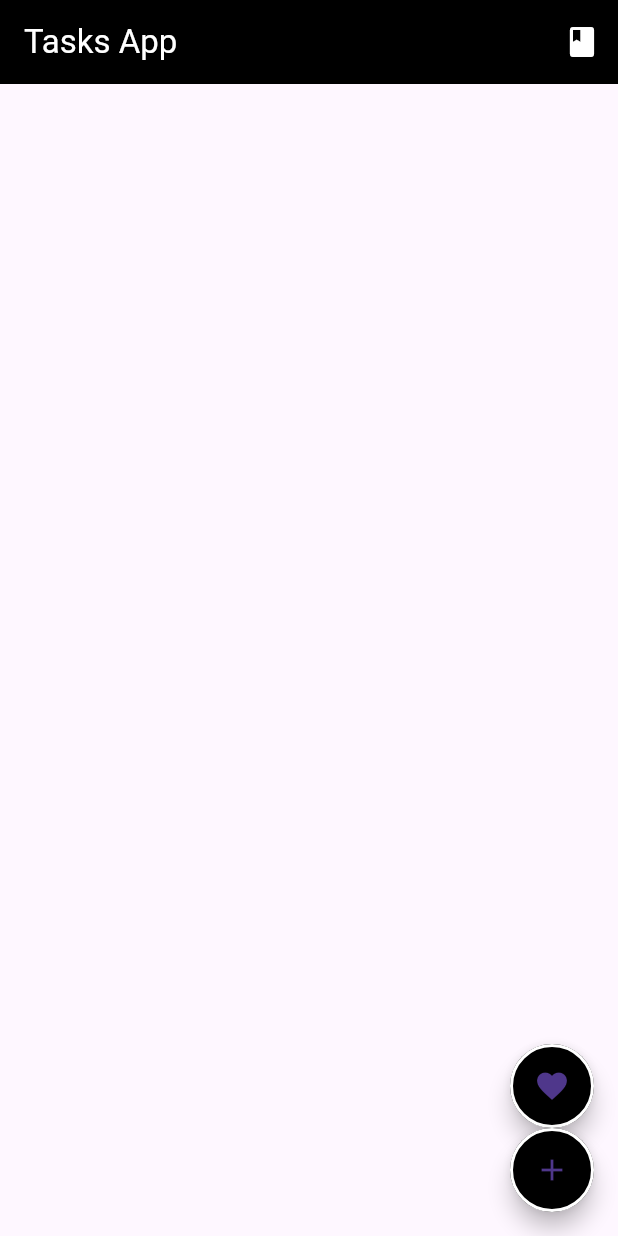
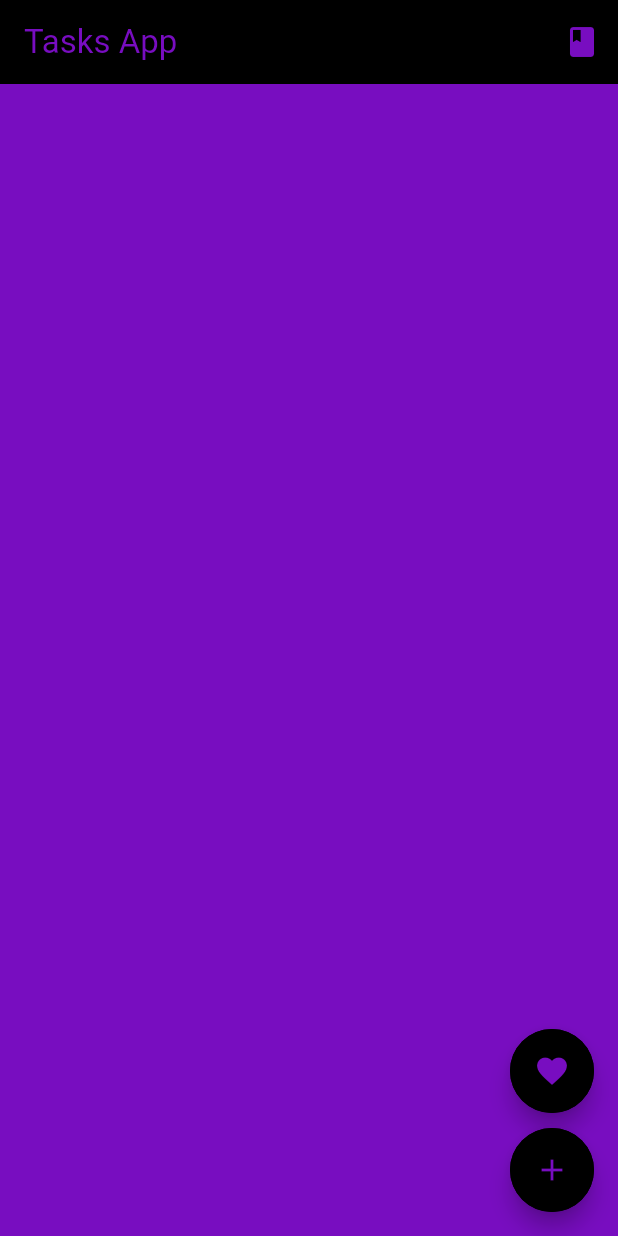
Before and after one commit to carlevo/app_tasks, a Flutter app: the screen it shows after launch, after a tap on the "book" icon, on a phone screen of 412 x 824 dp. Run offline on Flutter 3.47's test engine with Material 3 defaults, Android fonts, the light colour scheme and no system bars.

Commit message:
UI movil mejorada

```diff
--- a/lib/Pages/Main_Page/SmallDevicesPage.dart
+++ b/lib/Pages/Main_Page/SmallDevicesPage.dart
@@ -7,16 +7,17 @@ class Smalldevicespage extends StatelessWidget {
   @override
   Widget build(BuildContext context) {
     return  Scaffold(
+      backgroundColor: ColorsApp.accentColor,
       appBar: AppBar(
         backgroundColor: ColorsApp.primaryColor,
         title: Text("Tasks App",style:TextStyle(
-          color:ColorsApp.secondaryColor,
+          color:ColorsApp.accentColor,
         ),
         ),
         actions: [
           IconButton(onPressed: () {
 
-          }, icon: Icon(Icons.book, color: ColorsApp.secondaryColor,)),
+          }, icon: Icon(Icons.book, color: ColorsApp.accentColor,)),
         ],
       ),
 
@@ -26,26 +27,29 @@ class Smalldevicespage extends StatelessWidget {
         FloatingActionButton(onPressed: () {
 
         },
+
         backgroundColor: ColorsApp.primaryColor,
         shape:CircleBorder(
           side: BorderSide(
-            color: ColorsApp.secondaryColor,
+            color: ColorsApp.primaryColor,
             width: 2,
           ),
         ),
-        child: Icon(Icons.favorite,),
+        child: Icon(Icons.favorite,color: ColorsApp.accentColor,),
         ),
+        SizedBox(height: 10,),
         FloatingActionButton(onPressed: () {
 
         },
+
         backgroundColor: ColorsApp.primaryColor,
         shape:CircleBorder(
           side: BorderSide(
-            color: ColorsApp.secondaryColor,
+            color: ColorsApp.primaryColor,
             width: 2,
           ),
         ),
-        child: Icon(Icons.add),
+        child: Icon(Icons.add,color:ColorsApp.accentColor),
         ),
       ],
 
--- a/lib/colors_app.dart
+++ b/lib/colors_app.dart
@@ -2,5 +2,5 @@ import 'package:flutter/material.dart';
 class ColorsApp {
   static Color primaryColor = Colors.black;
   static Color secondaryColor = Colors.white;
-  static Color accentColor = const Color.fromARGB(255, 75, 55, 139);
+  static Color accentColor = const Color.fromARGB(255, 120, 13, 192);
 }
```
